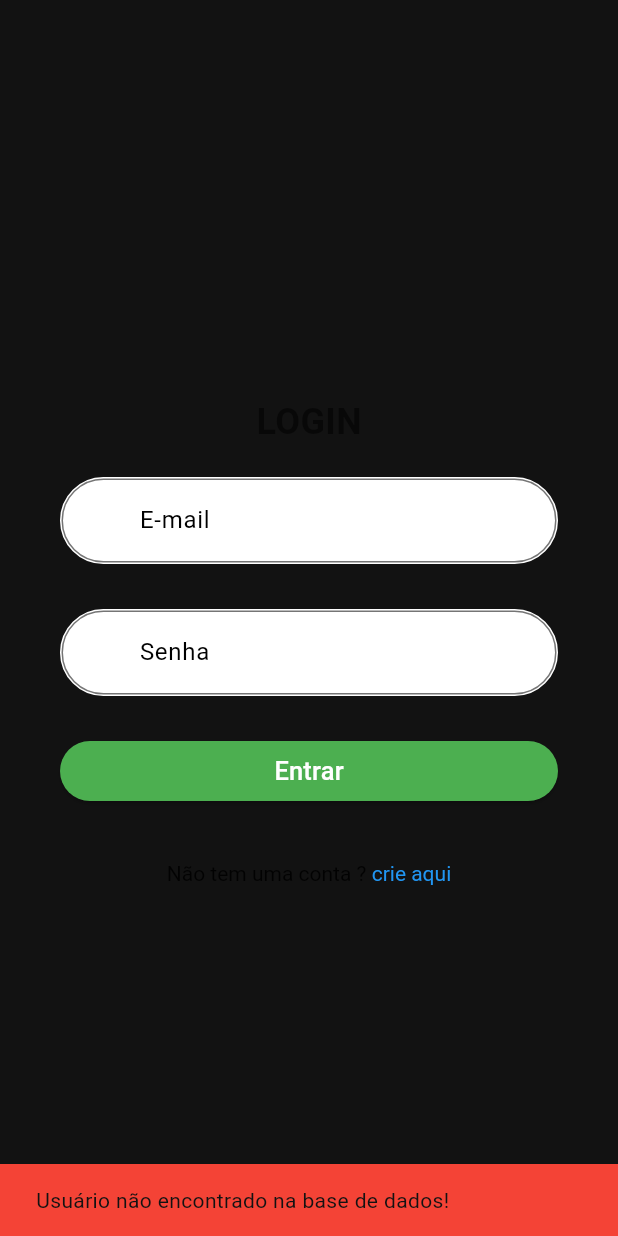
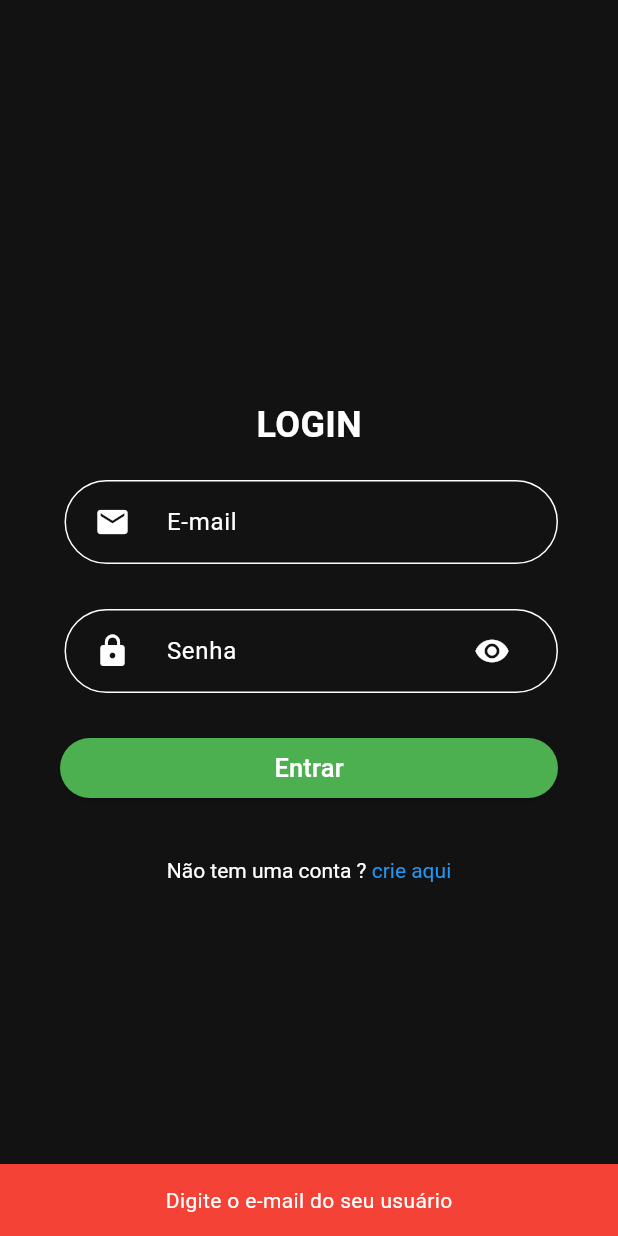
Before and after one commit to mayhmemo/Task-Dropper, a Flutter app: the screen it shows after launch, after a tap on "Entrar", on a phone screen of 412 x 824 dp. Run offline on Flutter 3.47's test engine with Material 3 defaults, Android fonts, the light colour scheme and no system bars; our stand-ins replace sqflite, sqflite_common_ffi_web; missing offline and left inert: bcrypt; accounts and stored records are empty.

Commit message:
Feat: adiciona validações de campos nulos e componentiza o snackbar

```diff
--- a/lib/presentation/pages/login_page.dart
+++ b/lib/presentation/pages/login_page.dart
@@ -4,6 +4,7 @@ import 'package:flutter/material.dart';
 import 'package:task_dropper/presentation/pages/home_page.dart';
 import 'package:task_dropper/data/datasources/local_source.dart';
 import 'package:task_dropper/presentation/pages/register_user_page.dart';
+import 'package:task_dropper/utils/snackbar.utils.dart';
 
 class LoginPage extends StatefulWidget {
   LoginPage({super.key});
@@ -14,9 +15,12 @@ class LoginPage extends StatefulWidget {
 
 class _LoginPageState extends State<LoginPage> {
   final LocalDataSource _localDataSource = LocalDataSource();
+  final SnackbarUtils _snackbarUtils = SnackbarUtils();
 
   TextEditingController _emailController = TextEditingController();
   TextEditingController _passwordController = TextEditingController();
+
+  bool _passwordInvisible = true;
 
   @override
   Widget build(BuildContext context) {
@@ -32,7 +36,7 @@ class _LoginPageState extends State<LoginPage> {
             style: TextStyle(
               fontSize: 24,
               fontWeight: FontWeight.bold,
-              color: Colors.black54,
+              color: Colors.white,
             ),
           ),
 
@@ -40,26 +44,20 @@ class _LoginPageState extends State<LoginPage> {
 
           Padding(
             padding: EdgeInsets.symmetric(horizontal: 40),
-            child: Container(
-              decoration: BoxDecoration(
-                color: Colors.white,
-                border: Border.all(color: Colors.white),
-                borderRadius: BorderRadius.circular(30),
-              ),
+            child: Padding(
+              padding: EdgeInsets.only(left: 3.0),
+              child: SizedBox(
                 child: TextField(
                   controller: _emailController,
                   decoration: InputDecoration(
+                    border: OutlineInputBorder(
+                      borderRadius: BorderRadius.circular(50),
+                    ),
+                    labelText: 'E-mail',
                     prefixIcon: Padding(
-                    padding: EdgeInsets.only(left: 15.0, right: 8.0),
-                    child: Icon(Icons.lock),
+                      padding: EdgeInsets.symmetric(horizontal: 20),
+                      child: Icon(Icons.mail),
                     ),
-                  labelText: "E-mail",
-                  labelStyle: TextStyle(
-                    color: Colors.black,
-                  ),
-                  enabledBorder: OutlineInputBorder(
-                    borderSide: BorderSide(color: Colors.black54),
-                    borderRadius: BorderRadius.circular(30.0),
                   ),
                 ),
               ),
@@ -70,27 +68,36 @@ class _LoginPageState extends State<LoginPage> {
 
           Padding(
             padding: EdgeInsets.symmetric(horizontal: 40),
-            child: Container(
-              decoration: BoxDecoration(
-                color: Colors.white,
-                border: Border.all(color: Colors.white),
-                borderRadius: BorderRadius.circular(30),
-              ),
+            child: Padding(
+              padding: EdgeInsets.only(left: 3.0),
+              child: SizedBox(
                 child: TextField(
+                  obscureText: _passwordInvisible,
                   controller: _passwordController,
                   decoration: InputDecoration(
+                      border: OutlineInputBorder(
+                        borderRadius: BorderRadius.circular(50),
+                      ),
+                      labelText: 'Senha',
                       prefixIcon: Padding(
-                    padding: EdgeInsets.only(left: 15.0, right: 8.0),
+                        padding: EdgeInsets.symmetric(horizontal: 20),
                         child: Icon(Icons.lock),
                       ),
-                  labelText: "Senha",
-                  labelStyle: TextStyle(
-                    color: Colors.black,
+                      suffixIcon: Padding(
+                        padding: EdgeInsets.symmetric(horizontal: 20),
+                        child: IconButton(
+                          icon: Icon(
+                            _passwordInvisible
+                                ? Icons.visibility
+                                : Icons.visibility_off,
                           ),
-                  enabledBorder: OutlineInputBorder(
-                    borderSide: BorderSide(color: Colors.black54),
-                    borderRadius: BorderRadius.circular(30.0),
+                          onPressed: () {
+                            setState(() {
+                              _passwordInvisible = !_passwordInvisible;
+                            });
+                          },
                         ),
+                      )),
                 ),
               ),
             ),
@@ -138,7 +145,7 @@ class _LoginPageState extends State<LoginPage> {
                   text: TextSpan(
                     text: "Não tem uma conta ? ",
                     style: TextStyle(
-                      color: Colors.black87
+                      color: Colors.white
                     ),
                     children: <TextSpan> [
                       TextSpan(
@@ -161,10 +168,22 @@ class _LoginPageState extends State<LoginPage> {
   }
 
   void executeLogin () async {
+    if (!_emailController.text.isNotEmpty) {
+      final snackBar = _snackbarUtils.showCustomSnackbar('Digite o e-mail do seu usuário', Colors.red, Colors.white);
+      ScaffoldMessenger.of(context).showSnackBar(snackBar);
+      return;
+    }
+
+    if (!_passwordController.text.isNotEmpty) {
+      final snackBar = _snackbarUtils.showCustomSnackbar('Digite a senha do seu usuário', Colors.red, Colors.white);
+      ScaffoldMessenger.of(context).showSnackBar(snackBar);
+      return;
+    }
+
     bool loginSuccess = await _localDataSource.verifyLogin(_emailController.text, _passwordController.text);
 
     if (loginSuccess) {
-      final snackBar = SnackBar(content: Text('Login efetuado com sucesso!'), backgroundColor: Colors.green);
+      final snackBar = _snackbarUtils.showCustomSnackbar('Login efetuado com sucesso!', Colors.green, Colors.white);
       ScaffoldMessenger.of(context).showSnackBar(snackBar);
 
       Future.delayed(Duration(seconds: 1), () {
@@ -174,7 +193,7 @@ class _LoginPageState extends State<LoginPage> {
         );
       });
     } else {
-      final snackBar = SnackBar(content: Text('Usuário não encontrado na base de dados!'), backgroundColor: Colors.red);
+      final snackBar = _snackbarUtils.showCustomSnackbar('Usuário não encontrado na base de dados!', Colors.red, Colors.white);
       ScaffoldMessenger.of(context).showSnackBar(snackBar);
     }
   }
--- a/lib/presentation/pages/register_user_page.dart
+++ b/lib/presentation/pages/register_user_page.dart
@@ -3,6 +3,7 @@
 import 'package:flutter/material.dart';
 import 'package:task_dropper/data/datasources/local_source.dart';
 import 'package:task_dropper/presentation/pages/login_page.dart';
+import 'package:task_dropper/utils/snackbar.utils.dart';
 
 class RegisterUserPage extends StatefulWidget {
   RegisterUserPage({super.key});
@@ -13,6 +14,7 @@ class RegisterUserPage extends StatefulWidget {
 
 class _RegisterUserPageState extends State<RegisterUserPage> {
   final LocalDataSource _localDataSource = LocalDataSource();
+  final SnackbarUtils _snackbarUtils = SnackbarUtils();
 
   TextEditingController _userController = TextEditingController();
   TextEditingController _emailController = TextEditingController();
@@ -71,7 +73,7 @@ class _RegisterUserPageState extends State<RegisterUserPage> {
                     border: OutlineInputBorder(
                       borderRadius: BorderRadius.circular(50),
                     ),
-                    labelText: 'Email',
+                    labelText: 'E-mail',
                     prefixIcon: Padding(
                       padding: EdgeInsets.symmetric(horizontal: 20),
                       child: Icon(Icons.mail),
@@ -150,10 +152,28 @@ class _RegisterUserPageState extends State<RegisterUserPage> {
   }
 
   void registerUser () async {
+    if (!_userController.text.isNotEmpty) {
+      final snackBar = _snackbarUtils.showCustomSnackbar('Digite um usuário', Colors.red, Colors.white);
+      ScaffoldMessenger.of(context).showSnackBar(snackBar);
+      return;
+    }
+
+    if (!_emailController.text.isNotEmpty) {
+      final snackBar = _snackbarUtils.showCustomSnackbar('Digite um e-mail', Colors.red, Colors.white);
+      ScaffoldMessenger.of(context).showSnackBar(snackBar);
+      return;
+    }
+
+    if (!_passwordController.text.isNotEmpty) {
+      final snackBar = _snackbarUtils.showCustomSnackbar('Digite uma senha', Colors.red, Colors.white);
+      ScaffoldMessenger.of(context).showSnackBar(snackBar);
+      return;
+    }
+
     bool regiserUserSuccess = await _localDataSource.registerUser(_userController.text, _emailController.text, _passwordController.text);
 
     if (regiserUserSuccess) {
-      final snackBar = SnackBar(content: Text('Usuário registrado com sucesso!'), backgroundColor: Colors.green);
+      final snackBar = _snackbarUtils.showCustomSnackbar('Usuário registrado com successo!', Colors.green, Colors.white);
       ScaffoldMessenger.of(context).showSnackBar(snackBar);
 
       Future.delayed(Duration(seconds: 1), () {
@@ -163,7 +183,7 @@ class _RegisterUserPageState extends State<RegisterUserPage> {
         );
       });
     } else {
-      final snackBar = SnackBar(content: Text('Falha ao tentar registrar usuário!'), backgroundColor: Colors.red);
+      final snackBar = _snackbarUtils.showCustomSnackbar('Falha ao tentar registrar usuário!', Colors.red, Colors.white);
       ScaffoldMessenger.of(context).showSnackBar(snackBar);
     }
   }
--- /dev/null
+++ b/lib/utils/snackbar.utils.dart
@@ -0,0 +1,19 @@
+import 'package:flutter/material.dart';
+
+class SnackbarUtils {
+
+  showCustomSnackbar(String message, Color backgroundColor, Color textColor) {
+    return SnackBar(
+      content: Center(
+        child: Text(
+          message,
+          style: TextStyle(
+            color: textColor,
+          ),
+        ),
+      ),
+      backgroundColor: backgroundColor,
+    );
+  }
+
+}
```
Lines whose indentation alone changed are shown as unchanged.
